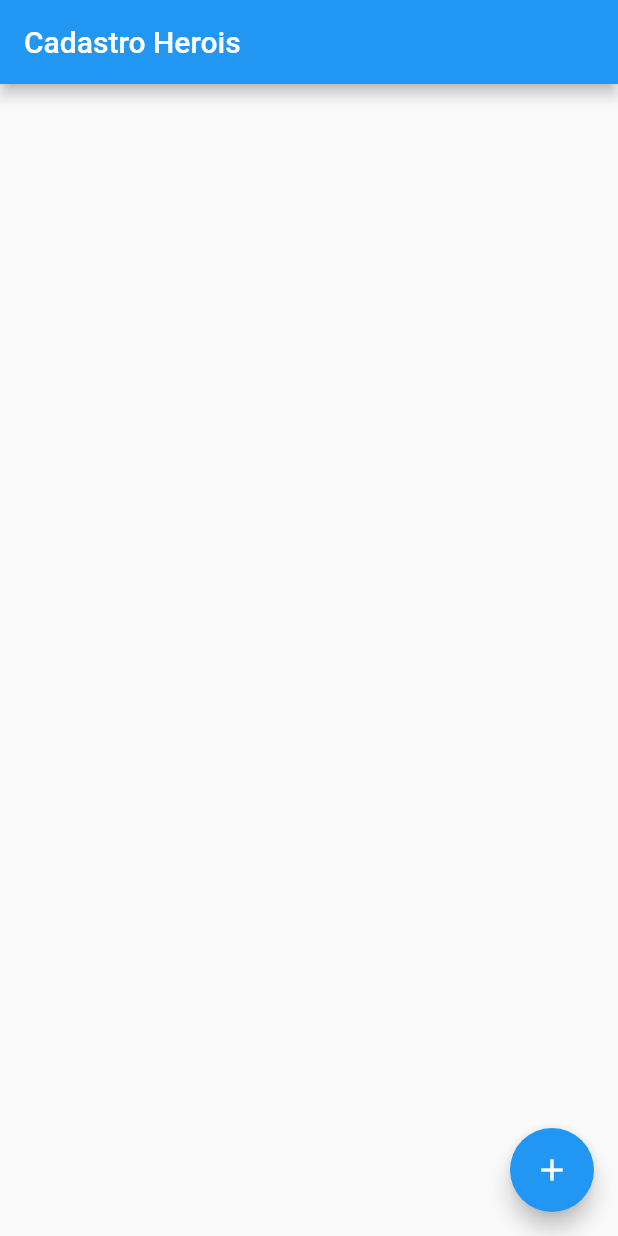
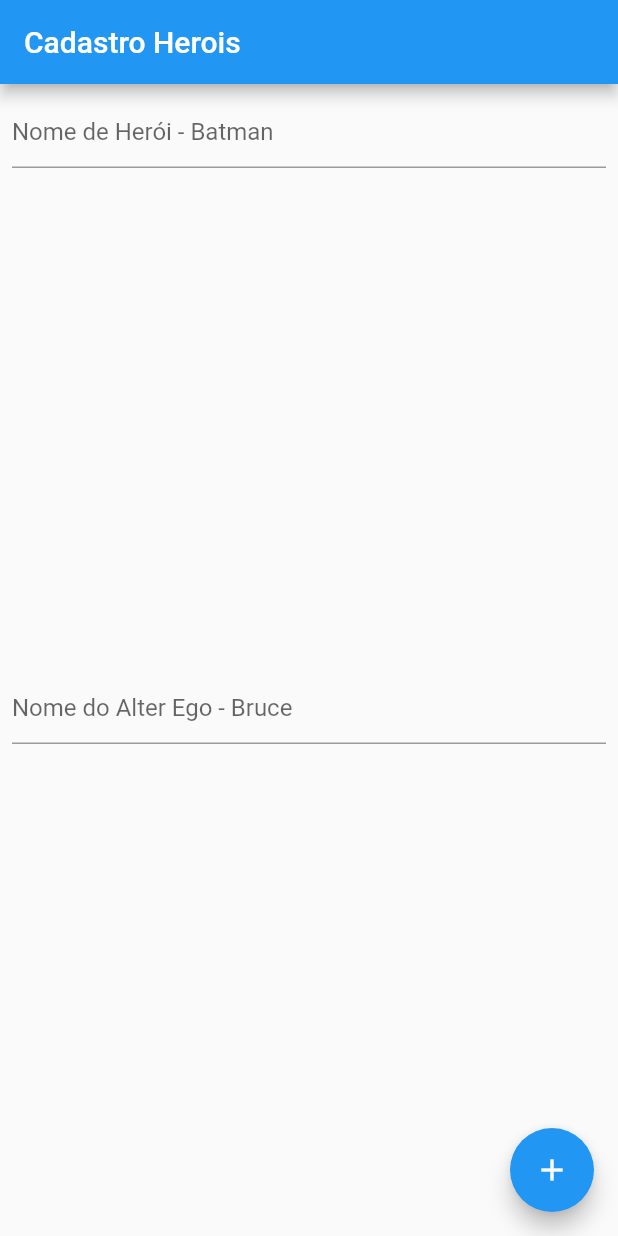
Before and after one commit to Murilo-ZC/Pos-Maua-2021-1-UI-IA, a Flutter app: the screen it shows after launch, on a phone screen of 412 x 824 dp. Run offline on Flutter 3.47's test engine with Material 2 defaults, Android fonts, the phone set to English and light mode, and no system bars.

Commit message:
Update home_screen.dart

```diff
--- a/list_view_intro/lib/screens/home_screen.dart
+++ b/list_view_intro/lib/screens/home_screen.dart
@@ -6,6 +6,9 @@ class HomeScreen extends StatefulWidget {
 }
 
 class _HomeScreenState extends State<HomeScreen> {
+  var nomeController = TextEditingController();
+  var nomeSecretoController = TextEditingController();
+
   @override
   Widget build(BuildContext context) {
     return Scaffold(
@@ -15,8 +18,8 @@ class _HomeScreenState extends State<HomeScreen> {
       body: SafeArea(
         child: Column(
           children: [
-            EntradaDeDados(),
-            EntradaDeDados(),
+            EntradaDeDados(nomeController, "Nome de Herói - Batman"),
+            EntradaDeDados(nomeSecretoController, "Nome do Alter Ego - Bruce"),
             ExibeListView(),
           ],
         ),
@@ -37,8 +40,21 @@ class ExibeListView extends StatelessWidget {
 }
 
 class EntradaDeDados extends StatelessWidget {
+  final TextEditingController _controlador;
+  final String _textoHint;
+
+  const EntradaDeDados(this._controlador, this._textoHint);
+
   @override
   Widget build(BuildContext context) {
-    return Container();
+    return Expanded(
+      child: Padding(
+        padding: EdgeInsets.all(8.0),
+        child: TextField(
+          controller: _controlador,
+          decoration: InputDecoration(hintText: _textoHint),
+        ),
+      ),
+    );
   }
 }
```
